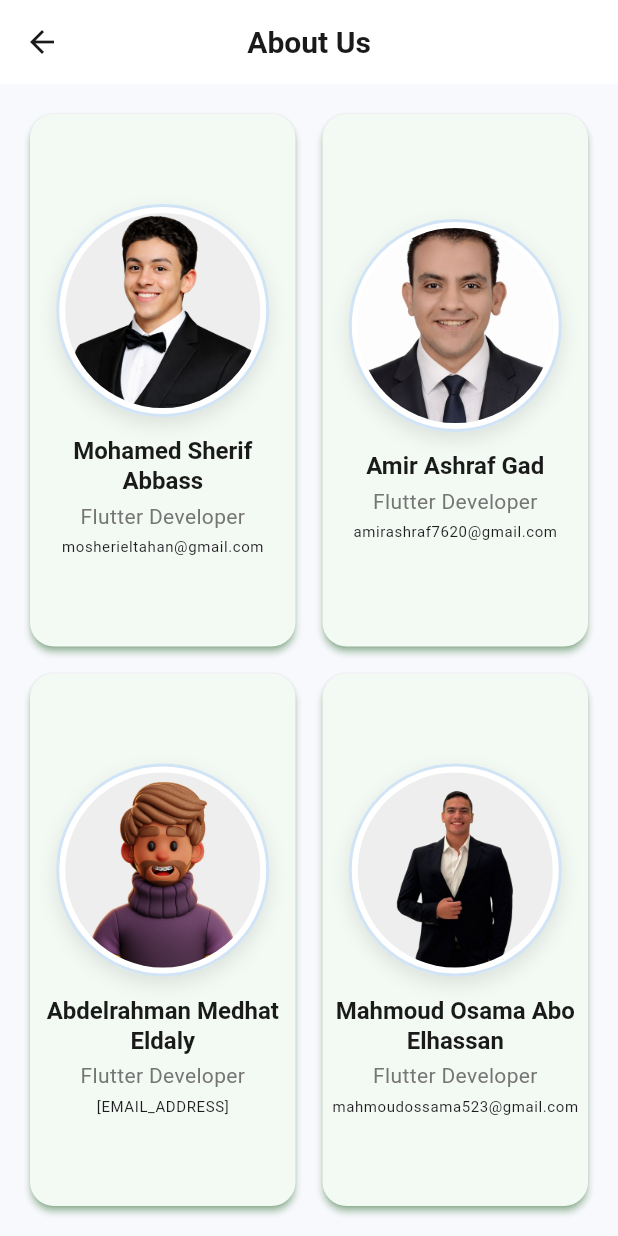
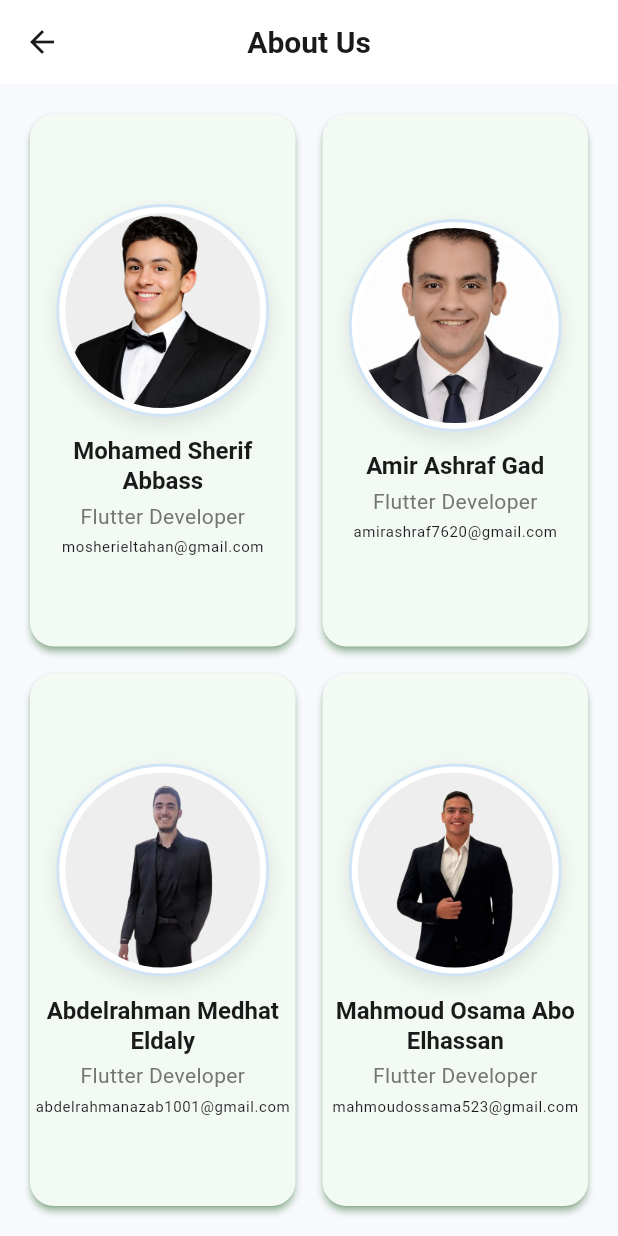
Before and after one commit to Mohamed-ElTahan/MoneyTracker-App, a Flutter app: the AboutUsScreen screen opened by its route, on a phone screen of 412 x 824 dp. Run offline on Flutter 3.47's test engine with Material 3 defaults, Android fonts, the phone set to English and light mode, and no system bars; our stand-ins replace cloud_firestore, equatable, firebase_auth, firebase_core, flutter_bloc, hive and 1 more; accounts and stored records are empty.

Commit message:
update aboutus

```diff
--- a/lib/feature/about_us/about_us_screen.dart
+++ b/lib/feature/about_us/about_us_screen.dart
@@ -24,8 +24,8 @@ class AboutUsScreen extends StatelessWidget {
     MemberModel(
       name: 'Abdelrahman Medhat Eldaly',
       role: 'Flutter Developer',
-      email: '[EMAIL_ADDRESS]',
-      imagePath: 'assets/profileIcon.png',
+      email: 'abdelrahmanazab1001@gmail.com',
+      imagePath: 'assets/team_image/dally.png',
     ),
     MemberModel(
       name: 'Mahmoud Osama Abo Elhassan',
```
Also changed, not shown: assets/team_image/dally.png (added), assets/team_image/dally1.png (added).
